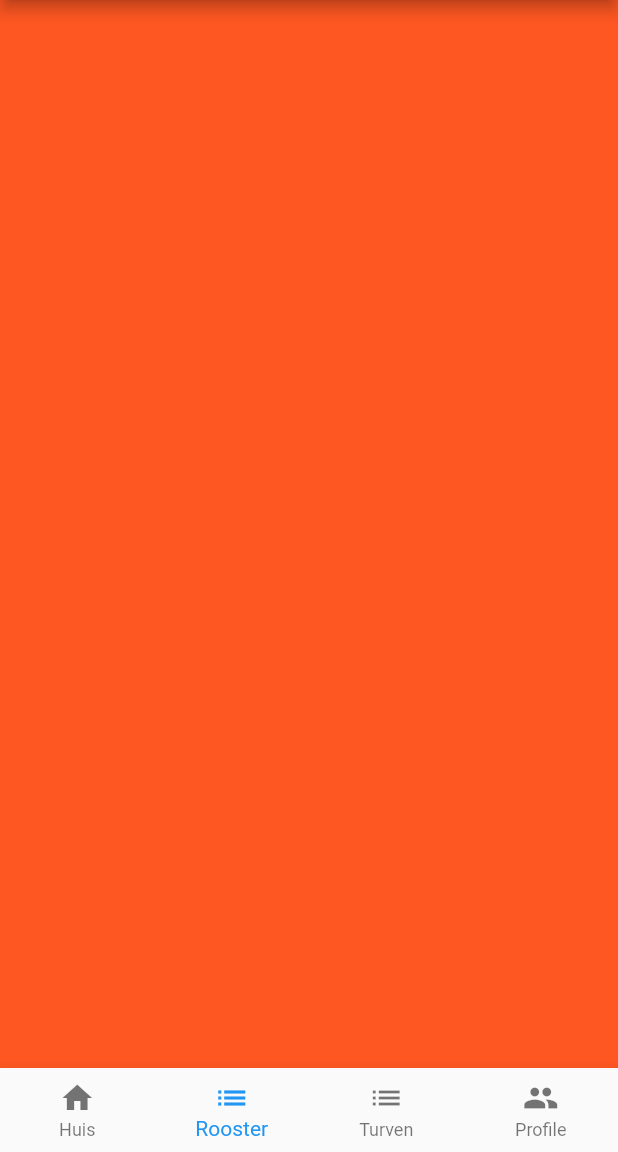
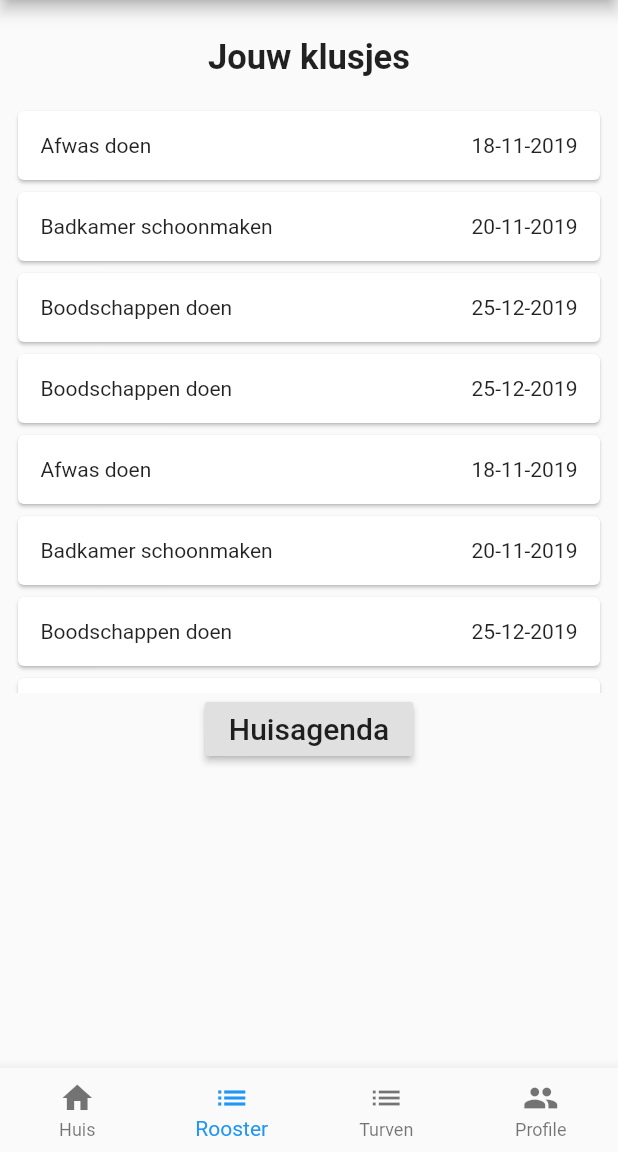
Before and after one commit to GLHolmstroff/ProjectC_Groep_2, a Flutter app: the screen it shows once a user with an empty profile is signed in, item 2 of the bottom bar chosen, on a phone screen of 412 x 824 dp, the part 84-1236 px from its top. Run offline on Flutter 3.47's test engine with Material 2 defaults, Android fonts, the phone set to English and light mode, and no system bars; our stand-ins replace firebase_auth, flutter_signin_button, google_sign_in, toast; missing offline and left inert: dart:ffi; accounts and stored records are empty; network calls fail.

Commit message:
Schoonmaak listview gemaakt

```diff
--- a/frontend/huishoudappfrontend/lib/page_container.dart
+++ b/frontend/huishoudappfrontend/lib/page_container.dart
@@ -12,12 +12,12 @@ import 'package:huishoudappfrontend/setup/validators.dart';
 import 'package:http/http.dart';
 import 'Objects.dart';
 import 'profile.dart';
+import 'package:huishoudappfrontend/schoonmaakrooster_widget.dart';
 
 import 'placeholder_widget.dart';
 
 class HomePage extends StatefulWidget {
   static String tag = 'home-page';
-
 
   static Future<HomePage> _init() async {
     return HomePage();
@@ -30,16 +30,13 @@ class HomePage extends StatefulWidget {
 }
 
 class HomePageState extends State<HomePage> {
-
   int _currentIndex = 0;
   final List<Widget> _children = [
     Home_widget(),
-    PlaceholderWidget(Colors.deepOrange),
+    SchoonmaakPage(),
     PlaceholderWidget(Colors.green),
     Profilepage()
   ];
-
-
 
   void onTabTapped(int index) {
     setState(() {
@@ -56,7 +53,8 @@ class HomePageState extends State<HomePage> {
           FlatButton(
             child: Text("Jouw profiel"),
             onPressed: () {
-              Navigator.push(context, MaterialPageRoute(builder: (context) => Profilepage()));
+              Navigator.push(context,
+                  MaterialPageRoute(builder: (context) => Profilepage()));
             },
           )
         ],
--- /dev/null
+++ b/frontend/huishoudappfrontend/lib/schoonmaakrooster_widget.dart
@@ -0,0 +1,109 @@
+import 'package:flutter/material.dart';
+import 'profile.dart';
+import 'Objects.dart';
+import 'package:http/http.dart';
+import 'package:huishoudappfrontend/setup/auth.dart';
+import 'dart:convert';
+import 'package:toast/toast.dart';
+
+class SchoonmaakPage extends StatefulWidget {
+  @override
+  _SchoonmaakPageState createState() => _SchoonmaakPageState();
+}
+
+class _SchoonmaakPageState extends State<SchoonmaakPage> {
+  Future<User> getUser() async {
+    String uid = await Auth().currentUser();
+    User currentUser;
+    final Response res = await get("http://10.0.2.2:8080/authCurrent?uid=$uid",
+        headers: {'Content-Type': 'application/json'});
+    print(res.statusCode);
+    if (res.statusCode == 200) {
+      // If server returns an OK response, parse the JSON.
+      currentUser = User.fromJson(json.decode(res.body));
+    } else {
+      print("Could not find user");
+    }
+    return currentUser;
+  }
+
+  List getCleaningJobs() {
+    // TODO: Func moet een list returnen die alle schoonmaak taken returnt van een user
+  }
+
+  List testList = [
+    "Afwas doen",
+    "Badkamer schoonmaken",
+    "Boodschappen doen",
+    "Boodschappen doen",
+    "Afwas doen",
+    "Badkamer schoonmaken",
+    "Boodschappen doen",
+    "Boodschappen doen",
+    "Afwas doen",
+    "Badkamer schoonmaken",
+    "Boodschappen doen",
+    "Boodschappen doen",
+  ];
+
+  List testData = [
+    "18-11-2019",
+    "20-11-2019",
+    "25-12-2019",
+    "25-12-2019",
+    "18-11-2019",
+    "20-11-2019",
+    "25-12-2019",
+    "25-12-2019",
+    "18-11-2019",
+    "20-11-2019",
+    "25-12-2019",
+    "25-12-2019"
+  ];
+
+  // Cards worden gebruikt in de listview als items, hier heb ik mijn eigen card gemaakt met de klusnaam en verloopdatum
+  Widget cleaningCard(BuildContext context, int index) {
+    return new Container(
+        child: Card(
+      child: Padding(
+        padding: const EdgeInsets.all(15.0),
+        child: Row(
+          children: <Widget>[
+            Text(testList[index]),
+            Spacer(),
+            Text(testData[index])
+          ],
+        ),
+      ),
+    ));
+  }
+
+  @override
+  Widget build(BuildContext context) {
+    return Center(
+        child: Column(children: <Widget>[
+      SizedBox(height: 25),
+      Text("Jouw klusjes",
+          textAlign: TextAlign.center,
+          style: TextStyle(
+            fontWeight: FontWeight.bold,
+            fontSize: 23,
+          )),
+      SizedBox(height: 10),
+      Container(
+          height: 400,
+          child: ListView.builder(
+              padding: const EdgeInsets.all(8),
+              itemCount: testList.length,
+              itemBuilder: (BuildContext context, int index) =>
+                  cleaningCard(context, index))),
+      RaisedButton(
+        onPressed: () {},
+        child: Text(
+          "Huisagenda",
+          style: TextStyle(fontSize: 20),
+        ),
+      )
+    ]));
+  }
+}
```
